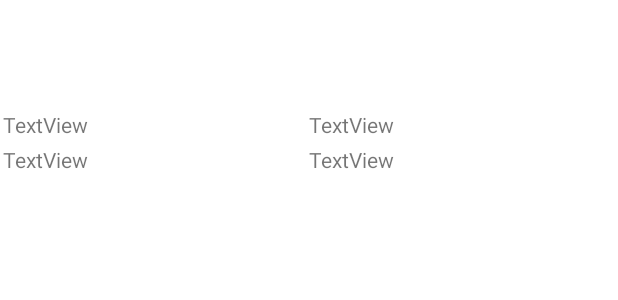
After one commit to mac-op/TopMeals, an Android app: the layout ingredient_content.xml on its own in the app's theme, with its tools: preview values and no code run, on a phone screen of 412 x 824 dp. The commit adds this screen. Shown: the top 300 px of the screen. Run offline under Robolectric (Android 15) with nearby library versions, the phone set to English and light mode, and no system bars.

Commit message:
rough draft of ingredient list

```diff
--- a/app/src/main/AndroidManifest.xml
+++ b/app/src/main/AndroidManifest.xml
@@ -36,7 +36,8 @@
         </activity>
         <activity
             android:name=".IngredientStorage"
-            android:exported="false">
+            android:exported="false"
+            android:parentActivityName=".MainActivity">
             <meta-data
                 android:name="android.app.lib_name"
                 android:value="" />
--- a/app/src/main/java/com/example/topgmeals/MainActivity.java
+++ b/app/src/main/java/com/example/topgmeals/MainActivity.java
@@ -2,6 +2,7 @@ package com.example.topgmeals;
 
 import androidx.appcompat.app.AppCompatActivity;
 
+import android.content.Intent;
 import android.os.Bundle;
 
 public class MainActivity extends AppCompatActivity {
@@ -12,5 +13,7 @@ public class MainActivity extends AppCompatActivity {
     protected void onCreate(Bundle savedInstanceState) {
         super.onCreate(savedInstanceState);
         setContentView(R.layout.activity_main);
+        Intent intent = new Intent(getBaseContext(), IngredientStorage.class);
+        startActivity(intent);
     }
 }
--- /dev/null
+++ b/app/src/main/res/layout/ingredient_content.xml
@@ -0,0 +1,53 @@
+<?xml version="1.0" encoding="utf-8"?>
+<LinearLayout xmlns:android="http://schemas.android.com/apk/res/android"
+    android:layout_width="match_parent"
+    android:layout_height="match_parent"
+    android:orientation="vertical">
+    <TextView
+        android:id="@+id/description"
+        android:layout_width="match_parent"
+        android:layout_height="wrap_content"
+        android:padding="15dp"
+        android:textSize="30sp" />
+
+    <LinearLayout
+        android:layout_width="fill_parent"
+        android:layout_height="wrap_content"
+        android:padding="2dp"
+        android:weightSum="2">
+        <TextView
+            android:id="@+id/count"
+            android:layout_width="wrap_content"
+            android:layout_height="wrap_content"
+            android:layout_weight="1"
+            android:text="TextView" />
+
+        <TextView
+            android:id="@+id/category"
+            android:layout_width="wrap_content"
+            android:layout_height="wrap_content"
+            android:layout_weight="1"
+            android:text="TextView" />
+    </LinearLayout>
+
+    <LinearLayout
+        android:layout_width="fill_parent"
+        android:layout_height="wrap_content"
+        android:padding="2dp"
+        android:weightSum="2">
+        <TextView
+            android:id="@+id/location"
+            android:layout_width="wrap_content"
+            android:layout_height="wrap_content"
+            android:layout_weight="1"
+            android:text="TextView" />
+
+        <TextView
+            android:id="@+id/best_before"
+            android:layout_width="wrap_content"
+            android:layout_height="wrap_content"
+            android:layout_weight="1"
+            android:text="TextView" />
+    </LinearLayout>
+
+</LinearLayout>
```
Also changed, not shown: app/src/main/java/com/example/topgmeals/CustomArrayAdapter.java (added, +51 -0 lines), app/src/main/java/com/example/topgmeals/Ingredient.java (added, +72 -0 lines), app/src/main/java/com/example/topgmeals/IngredientStorage.java (+23 -0 lines), app/src/main/res/layout/activity_ingredient_storage.xml (+47 -2 lines).
